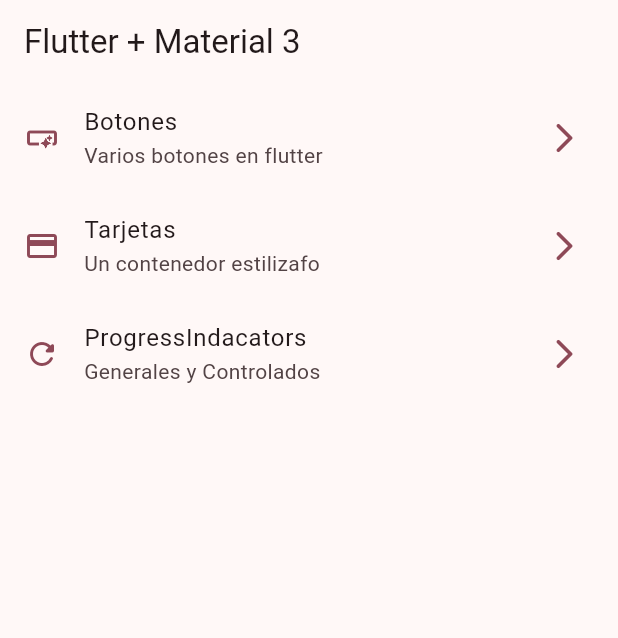
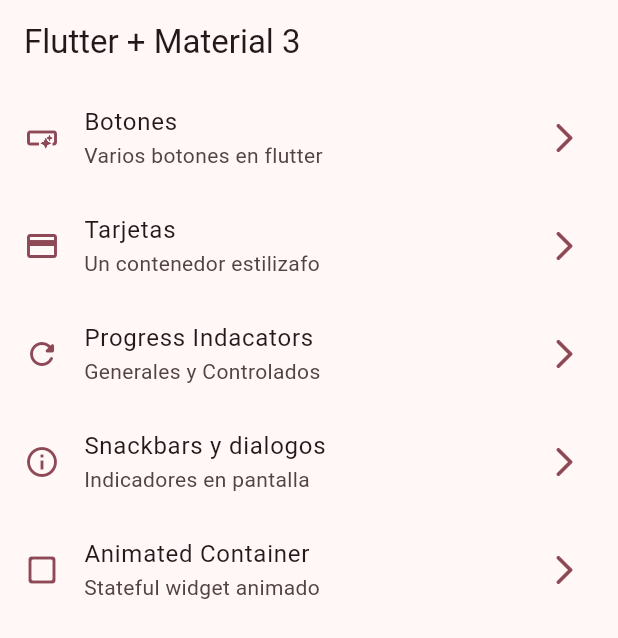
Before and after one commit to Aslyash73/AppProvider, a Flutter app: the screen it shows after launch, on a phone screen of 412 x 824 dp. Shown: the top 638 px of the screen. Run offline on Flutter 3.47's test engine with Material 2 defaults, Android fonts, the phone set to English and light mode, and no system bars; our stand-ins replace go_router.

```diff
--- a/lib/config/menu/menu_item.dart
+++ b/lib/config/menu/menu_item.dart
@@ -26,8 +26,18 @@ const appMenuItems = <MenuItem>[
       link: '/cards',
       icon: Icons.credit_card),
   MenuItem(
-      title: 'ProgressIndacators',
+      title: 'Progress Indacators',
       subTitle: 'Generales y Controlados',
       link: '/progress',
       icon: Icons.refresh_rounded),
+  MenuItem(
+      title: 'Snackbars y dialogos',
+      subTitle: 'Indicadores en pantalla',
+      link: '/snackbar',
+      icon: Icons.info_outline),
+  MenuItem(
+      title: 'Animated Container',
+      subTitle: 'Stateful widget animado',
+      link: '/animated',
+      icon: Icons.check_box_outline_blank_rounded),
 ];
--- a/lib/config/router/app_router.dart
+++ b/lib/config/router/app_router.dart
@@ -3,6 +3,9 @@ import 'package:widgets_app/presentation/screens/buttons/buttons_screen.dart';
 import 'package:widgets_app/presentation/screens/cards/cards_screen.dart';
 import 'package:widgets_app/presentation/screens/home/home_screens.dart';
 import 'package:widgets_app/presentation/screens/progress/progress_screen.dart';
+import 'package:widgets_app/presentation/screens/snackbar/snackbar_screen.dart';
+
+import '../../presentation/screens/animated/animated_screen.dart';
 
 // GoRouter configuration
 final appRouter = GoRouter(
@@ -28,5 +31,15 @@ final appRouter = GoRouter(
       name: ProgressScreen.name,
       builder: (context, state) => const ProgressScreen(),
     ),
+    GoRoute(
+      path: '/snackbar',
+      name: SnackbarScreen.name,
+      builder: (context, state) => const SnackbarScreen(),
+    ),
+    GoRoute(
+      path: '/animated',
+      name: AnimatedScreen.name,
+      builder: (context, state) => const AnimatedScreen(),
+    ),
   ],
 );
--- a/lib/main.dart
+++ b/lib/main.dart
@@ -12,6 +12,7 @@ class MainApp extends StatelessWidget {
   @override
   Widget build(BuildContext context) {
     return MaterialApp.router(
+      title: 'Flutter widgets',
       routerConfig: appRouter,
       debugShowCheckedModeBanner: false,
       theme: AppTheme(selectedColor: 8).getTheme(),
```
Also changed, not shown: lib/presentation/screens/animated/animated_screen.dart (+44 -2 lines), lib/presentation/screens/snackbar/snackbar_screen.dart (+59 -2 lines).
